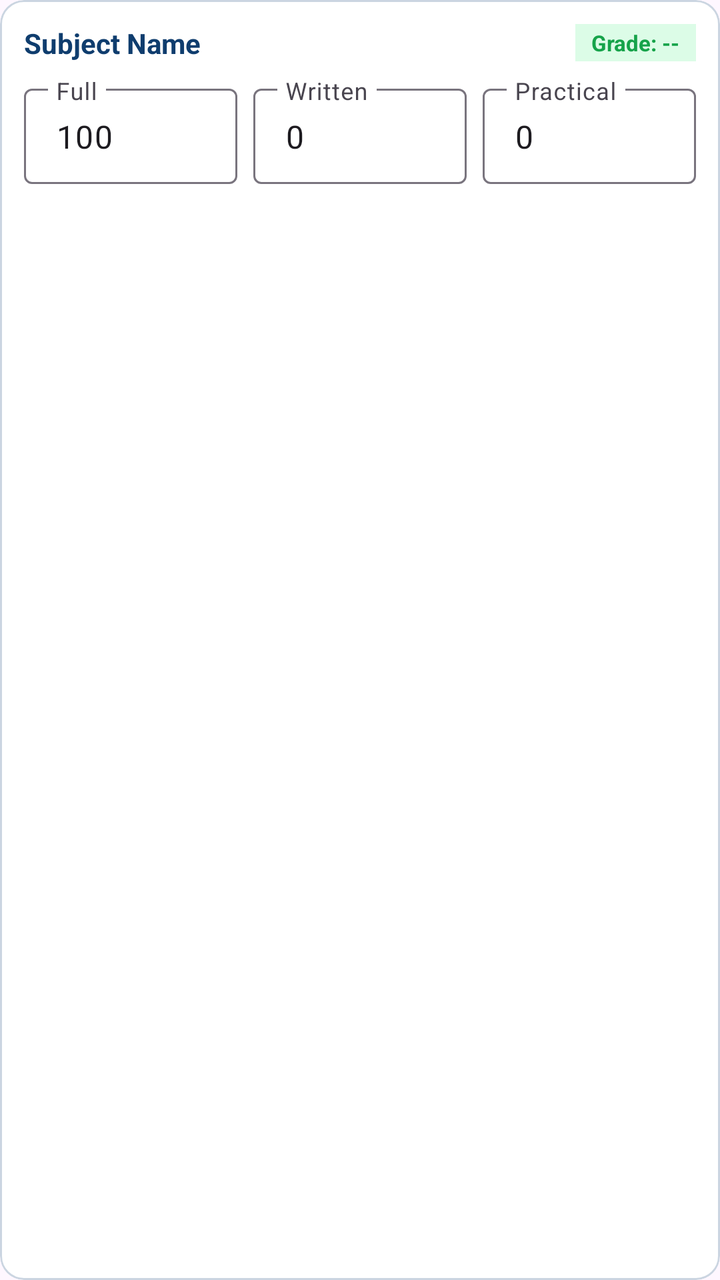
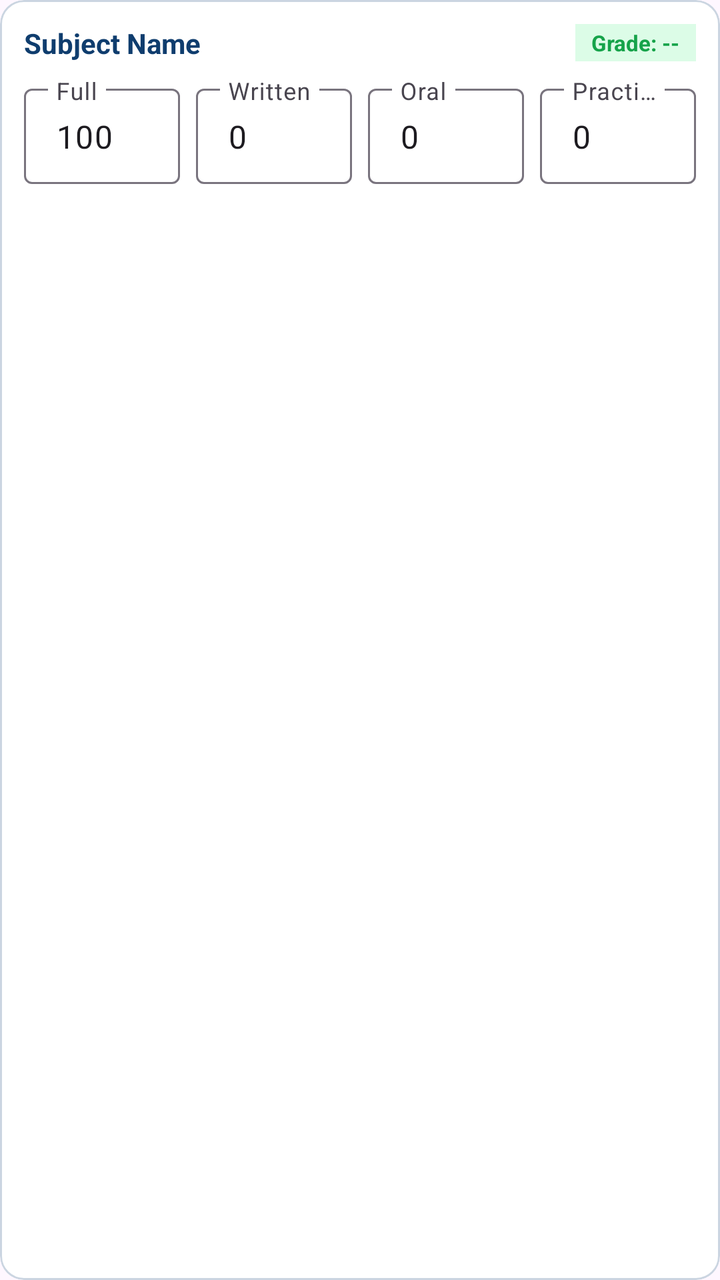

Compare the two renders of this Android layout. The source of the first and the diff that turns it into the second are given below.
<!-- AndroidManifest.xml: application theme Theme.SchoolManager -->
<!-- res/layout/item_subject_mark_input.xml -->
<?xml version="1.0" encoding="utf-8"?>
<com.google.android.material.card.MaterialCardView
    xmlns:android="http://schemas.android.com/apk/res/android"
    xmlns:app="http://schemas.android.com/apk/res-auto"
    android:layout_width="match_parent"
    android:layout_height="wrap_content"
    android:layout_marginHorizontal="6dp"
    android:layout_marginVertical="4dp"
    app:cardCornerRadius="12dp"
    app:strokeWidth="1dp"
    app:strokeColor="#CBD5E1"
    app:cardBackgroundColor="@android:color/white">

    <LinearLayout
        android:layout_width="match_parent"
        android:layout_height="wrap_content"
        android:orientation="vertical"
        android:padding="12dp">

        <LinearLayout
            android:layout_width="match_parent"
            android:layout_height="wrap_content"
            android:orientation="horizontal"
            android:gravity="center_vertical">

            <TextView
                android:id="@+id/tvSubjectName"
                android:layout_width="0dp"
                android:layout_height="wrap_content"
                android:layout_weight="1"
                android:text="Subject Name"
                android:textColor="#0F3D6E"
                android:textSize="14sp"
                android:textStyle="bold" />

            <TextView
                android:id="@+id/tvSubjectGradeBadge"
                android:layout_width="wrap_content"
                android:layout_height="wrap_content"
                android:background="#DCFCE7"
                android:paddingHorizontal="8dp"
                android:paddingVertical="2dp"
                android:text="Grade: --"
                android:textColor="#16A34A"
                android:textSize="11sp"
                android:textStyle="bold" />
        </LinearLayout>

        <LinearLayout
            android:layout_width="match_parent"
            android:layout_height="wrap_content"
            android:layout_marginTop="8dp"
            android:orientation="horizontal">

            <com.google.android.material.textfield.TextInputLayout
                style="@style/Widget.Material3.TextInputLayout.OutlinedBox.Dense"
                android:layout_width="0dp"
                android:layout_height="wrap_content"
                android:layout_weight="1"
                android:layout_marginEnd="4dp"
                android:hint="Full">

                <com.google.android.material.textfield.TextInputEditText
                    android:id="@+id/etFullMarks"
                    android:layout_width="match_parent"
                    android:layout_height="wrap_content"
                    android:inputType="number"
                    android:text="100" />
            </com.google.android.material.textfield.TextInputLayout>

            <com.google.android.material.textfield.TextInputLayout
                style="@style/Widget.Material3.TextInputLayout.OutlinedBox.Dense"
                android:layout_width="0dp"
                android:layout_height="wrap_content"
                android:layout_weight="1"
                android:layout_marginHorizontal="4dp"
                android:hint="Written">

                <com.google.android.material.textfield.TextInputEditText
                    android:id="@+id/etWrittenMarks"
                    android:layout_width="match_parent"
                    android:layout_height="wrap_content"
                    android:inputType="number"
                    android:text="0" />
            </com.google.android.material.textfield.TextInputLayout>

            <com.google.android.material.textfield.TextInputLayout
                style="@style/Widget.Material3.TextInputLayout.OutlinedBox.Dense"
                android:layout_width="0dp"
                android:layout_height="wrap_content"
                android:layout_weight="1"
                android:layout_marginStart="4dp"
                android:hint="Practical">

                <com.google.android.material.textfield.TextInputEditText
                    android:id="@+id/etPracticalMarks"
                    android:layout_width="match_parent"
                    android:layout_height="wrap_content"
                    android:inputType="number"
                    android:text="0" />
            </com.google.android.material.textfield.TextInputLayout>
        </LinearLayout>

    </LinearLayout>
</com.google.android.material.card.MaterialCardView>
<!-- resources referenced by this layout -->
<resources>
  <style name="Theme.SchoolManager" parent="Theme.Material3.DayNight.NoActionBar">
          <item name="colorPrimary">#0F3D6E</item>
          <item name="colorOnPrimary">#FFFFFF</item>
          <item name="colorSecondary">#D97706</item>
          
          <item name="colorSecondaryContainer">#FEF3C7</item>
          <item name="colorOnSecondaryContainer">#0F3D6E</item>
          <item name="android:statusBarColor">#0F3D6E</item>
          <item name="android:windowLightStatusBar">false</item>
      </style>
</resources>

<!-- the commit's change to res/layout/item_subject_mark_input.xml (unified diff, before → after) -->
@@ -89,6 +89,22 @@
                 android:layout_width="0dp"
                 android:layout_height="wrap_content"
                 android:layout_weight="1"
+                android:layout_marginHorizontal="4dp"
+                android:hint="Oral">
+
+                <com.google.android.material.textfield.TextInputEditText
+                    android:id="@+id/etOralMarks"
+                    android:layout_width="match_parent"
+                    android:layout_height="wrap_content"
+                    android:inputType="number"
+                    android:text="0" />
+            </com.google.android.material.textfield.TextInputLayout>
+
+            <com.google.android.material.textfield.TextInputLayout
+                style="@style/Widget.Material3.TextInputLayout.OutlinedBox.Dense"
+                android:layout_width="0dp"
+                android:layout_height="wrap_content"
+                android:layout_weight="1"
                 android:layout_marginStart="4dp"
                 android:hint="Practical">
 
@@ -101,5 +117,12 @@
             </com.google.android.material.textfield.TextInputLayout>
         </LinearLayout>
 
+
+        <LinearLayout
+            android:id="@+id/llCustomMarks"
+            android:layout_width="match_parent"
+            android:layout_height="wrap_content"
+            android:orientation="vertical"
+            android:layout_marginTop="6dp" />
     </LinearLayout>
 </com.google.android.material.card.MaterialCardView>
